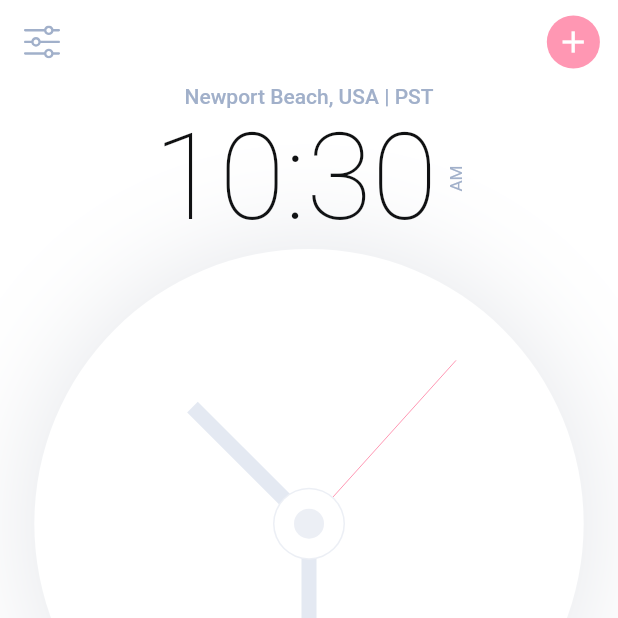
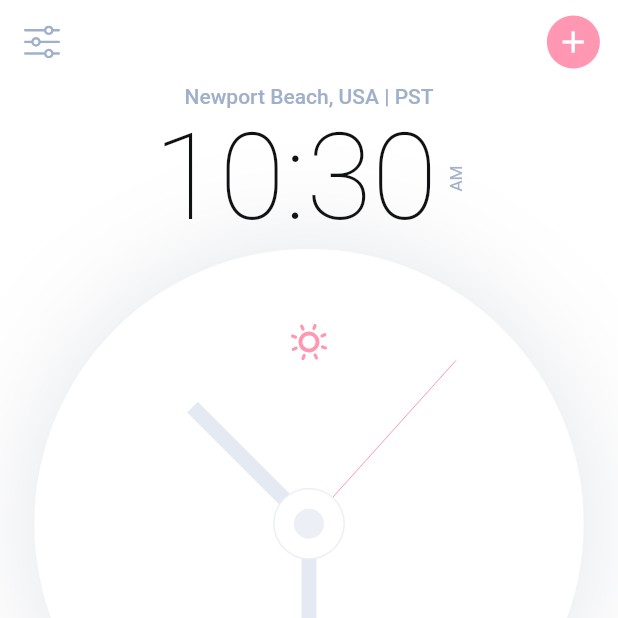
Before and after one commit to mishkatmustafid/light-dark-theme, a Flutter app: the screen it shows after launch, on a phone screen of 412 x 824 dp, the top half of it. Run offline on Flutter 3.47's test engine with Material 2 defaults, Android fonts, the phone set to English and light mode, and no system bars; our stand-ins replace flutter_svg, google_fonts.

Commit message:
theme change with provider

```diff
--- a/lib/main.dart
+++ b/lib/main.dart
@@ -1,5 +1,7 @@
 import 'package:flutter/material.dart';
+import 'package:light_dark_theme/models/my_theme_provider.dart';
 import 'package:light_dark_theme/theme.dart';
+import 'package:provider/provider.dart';
 
 import 'views/home_screen.dart';
 
@@ -13,13 +15,18 @@ class MyApp extends StatelessWidget {
   // This widget is the root of your application.
   @override
   Widget build(BuildContext context) {
-    return MaterialApp(
-      debugShowCheckedModeBanner: false,
-      title: 'Analog Clock',
-      theme: themeData(context),
-      darkTheme: darkThemeData(context),
-      themeMode: ThemeMode.light,
-      home: const HomeScreen(),
+    return ChangeNotifierProvider(
+      create: (context) => MyThemeModel(),
+      child: Consumer<MyThemeModel>(
+        builder: (context, theme, child) => MaterialApp(
+          debugShowCheckedModeBanner: false,
+          title: 'Analog Clock',
+          theme: themeData(context),
+          darkTheme: darkThemeData(context),
+          themeMode: theme.isLightTheme ? ThemeMode.light : ThemeMode.dark,
+          home: const HomeScreen(),
+        ),
+      ),
     );
   }
 }
--- a/lib/views/components/clock.dart
+++ b/lib/views/components/clock.dart
@@ -2,6 +2,8 @@ import 'dart:async';
 import 'dart:math';
 import 'package:flutter/material.dart';
 import 'package:flutter_svg/flutter_svg.dart';
+import 'package:light_dark_theme/models/my_theme_provider.dart';
+import 'package:provider/provider.dart';
 import '../../constants.dart';
 import '../../size_config.dart';
 import 'clock_painter.dart';
@@ -27,7 +29,9 @@ class _ClockState extends State<Clock> {
 
   @override
   Widget build(BuildContext context) {
-    return Padding(
+    return Stack(
+      children: [
+        Padding(
           padding:
               EdgeInsets.symmetric(horizontal: getProportionateScreenWidth(20)),
           child: AspectRatio(
@@ -52,6 +56,26 @@ class _ClockState extends State<Clock> {
               ),
             ),
           ),
+        ),
+        Positioned(
+          top: 50,
+          left: 0,
+          right: 0,
+          child: Consumer<MyThemeModel>(
+            builder: (context, theme, child) => InkWell(
+              onTap: () => theme.changeTheme(),
+              child: SvgPicture.asset(
+                theme.isLightTheme
+                ? "assets/icons/Sun.svg"
+                : "assets/icons/Moon.svg",
+                height: 24,
+                width: 24,
+                color: Theme.of(context).primaryColor,
+              ),
+            ),
+          ),
+        ),
+      ],
     );
   }
 }
```
Lines whose indentation alone changed are shown as unchanged.
